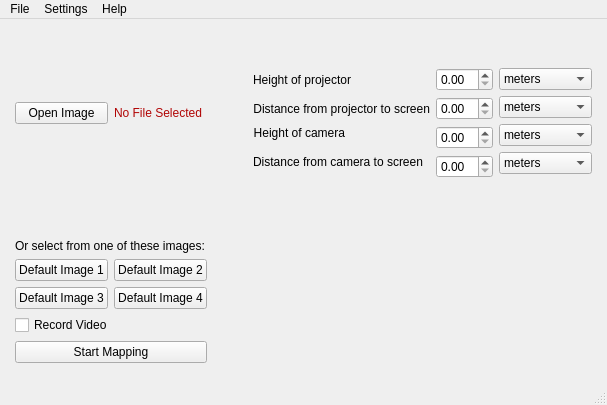
Above: mainwindow.ui from imlasky/LightMap before the change. Below: the same form after it.
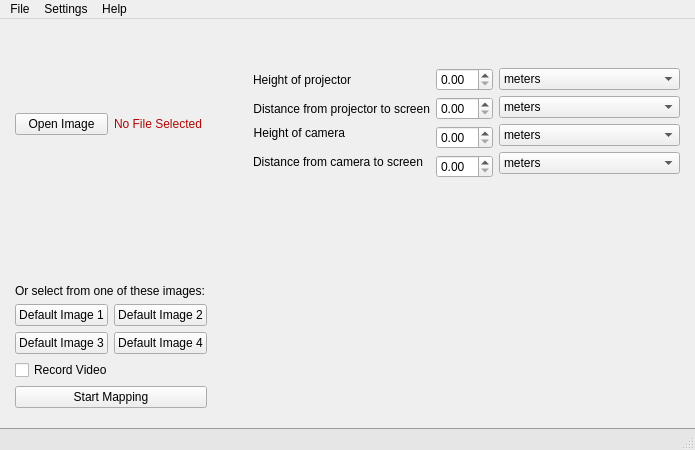
That is the form after the change. Icons and pictures are not drawn.

Commit message:
All required functionality finished.
Everything except for stylesheets, preferences menu, help menu, and linking functionality.

~Kevin

Patch:
```diff
--- a/mainwindow.ui
+++ b/mainwindow.ui
@@ -6,8 +6,8 @@
    <rect>
     <x>0</x>
     <y>0</y>
-    <width>605</width>
-    <height>405</height>
+    <width>695</width>
+    <height>450</height>
    </rect>
   </property>
   <property name="windowTitle">
@@ -454,7 +454,7 @@
     <rect>
      <x>0</x>
      <y>0</y>
-     <width>605</width>
+     <width>695</width>
      <height>21</height>
     </rect>
    </property>
@@ -487,7 +487,133 @@
    <addaction name="menu_settings"/>
    <addaction name="menu_help"/>
   </widget>
-  <widget class="QStatusBar" name="status_bar"/>
+  <widget class="QStatusBar" name="status_bar">
+   <property name="palette">
+    <palette>
+     <active>
+      <colorrole role="Button">
+       <brush brushstyle="SolidPattern">
+        <color alpha="255">
+         <red>230</red>
+         <green>230</green>
+         <blue>230</blue>
+        </color>
+       </brush>
+      </colorrole>
+      <colorrole role="Base">
+       <brush brushstyle="SolidPattern">
+        <color alpha="255">
+         <red>230</red>
+         <green>230</green>
+         <blue>230</blue>
+        </color>
+       </brush>
+      </colorrole>
+      <colorrole role="Window">
+       <brush brushstyle="SolidPattern">
+        <color alpha="255">
+         <red>230</red>
+         <green>230</green>
+         <blue>230</blue>
+        </color>
+       </brush>
+      </colorrole>
+      <colorrole role="AlternateBase">
+       <brush brushstyle="SolidPattern">
+        <color alpha="255">
+         <red>246</red>
+         <green>246</green>
+         <blue>246</blue>
+        </color>
+       </brush>
+      </colorrole>
+     </active>
+     <inactive>
+      <colorrole role="Button">
+       <brush brushstyle="SolidPattern">
+        <color alpha="255">
+         <red>230</red>
+         <green>230</green>
+         <blue>230</blue>
+        </color>
+       </brush>
+      </colorrole>
+      <colorrole role="Base">
+       <brush brushstyle="SolidPattern">
+        <color alpha="255">
+         <red>230</red>
+         <green>230</green>
+         <blue>230</blue>
+        </color>
+       </brush>
+      </colorrole>
+      <colorrole role="Window">
+       <brush brushstyle="SolidPattern">
+        <color alpha="255">
+         <red>230</red>
+         <green>230</green>
+         <blue>230</blue>
+        </color>
+       </brush>
+      </colorrole>
+      <colorrole role="AlternateBase">
+       <brush brushstyle="SolidPattern">
+        <color alpha="255">
+         <red>246</red>
+         <green>246</green>
+         <blue>246</blue>
+        </color>
+       </brush>
+      </colorrole>
+     </inactive>
+     <disabled>
+      <colorrole role="Button">
+       <brush brushstyle="SolidPattern">
+        <color alpha="255">
+         <red>230</red>
+         <green>230</green>
+         <blue>230</blue>
+        </color>
+       </brush>
+      </colorrole>
+      <colorrole role="Base">
+       <brush brushstyle="SolidPattern">
+        <color alpha="255">
+         <red>230</red>
+         <green>230</green>
+         <blue>230</blue>
+        </color>
+       </brush>
+      </colorrole>
+      <colorrole role="Window">
+       <brush brushstyle="SolidPattern">
+        <color alpha="255">
+         <red>230</red>
+         <green>230</green>
+         <blue>230</blue>
+        </color>
+       </brush>
+      </colorrole>
+      <colorrole role="AlternateBase">
+       <brush brushstyle="SolidPattern">
+        <color alpha="255">
+         <red>246</red>
+         <green>246</green>
+         <blue>246</blue>
+        </color>
+       </brush>
+      </colorrole>
+     </disabled>
+    </palette>
+   </property>
+   <property name="styleSheet">
+    <string notr="true">QStatusBar
+{
+	background: #e6e6e6;
+    border-top: 1px outset #686868;
+}</string>
+   </property>
+  </widget>
   <action name="action_open_image">
    <property name="text">
     <string>Open Image</string>
```
Left out of the diff: 92 changed lines with no effect on the pictures. The commit also changes 1 other file.
